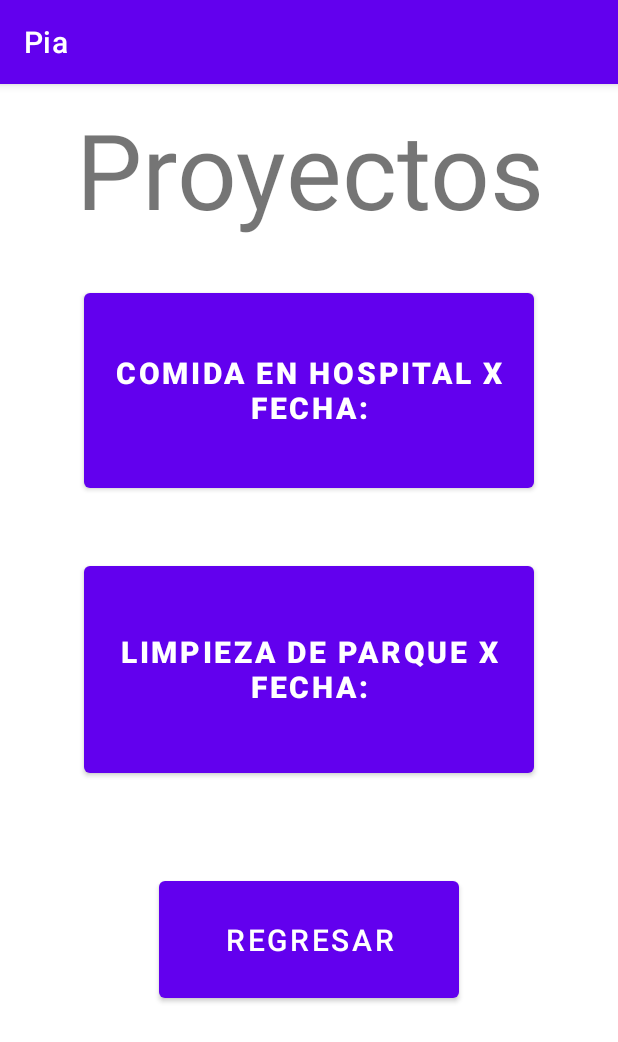
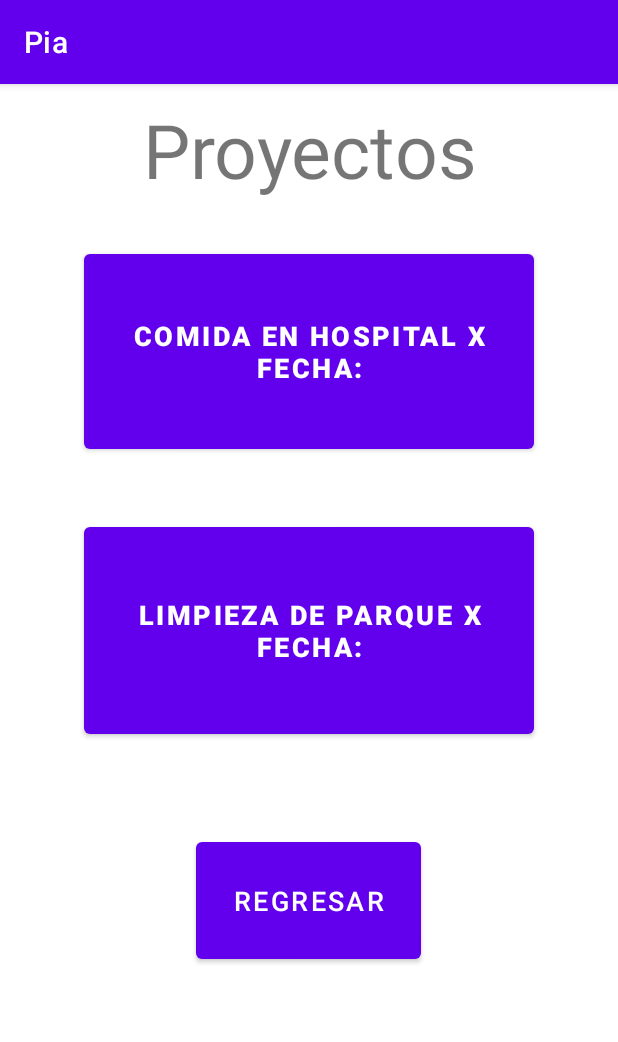
Before and after one commit to Devany15/EcoApp2, an Android app: the Proyectos screen opened directly, with no data from a screen before it, on a phone screen of 412 x 824 dp. Shown: the top 1042 px of the screen. Run offline under Robolectric (Android 15) with nearby library versions, the phone set to English and light mode, and no system bars.

Commit message:
Update activity_proyectos.xml

```diff
--- a/app/src/main/res/layout/activity_proyectos.xml
+++ b/app/src/main/res/layout/activity_proyectos.xml
@@ -20,7 +20,7 @@
     android:layout_width="match_parent"
     android:layout_height="wrap_content"
     android:text="Proyectos"
-    android:textSize="70sp"
+    android:textSize="50sp"
     android:textAlignment="center"
     android:layout_margin="10dp"
     />
@@ -31,7 +31,7 @@
                 android:layout_gravity="center"
                 android:layout_margin="20dp"
                 android:text="Comida en hospital x Fecha:"
-                android:textSize="20sp"
+                android:textSize="18sp"
                 android:textStyle="bold" />
     <Button
         android:layout_margin="20dp"
@@ -40,18 +40,18 @@
         android:layout_gravity="center"
         android:text="Limpieza de parque x Fecha:"
         android:textStyle="bold"
-        android:textSize="20sp"
+        android:textSize="18sp"
         />
 
     <Button
         android:id="@+id/btn_regresarpro"
-        android:layout_width="200dp"
+        android:layout_width="150dp"
         android:layout_height="90dp"
         android:layout_gravity="center"
         android:layout_marginTop="40dp"
         android:onClick="RegresaringOnClick"
         android:text="Regresar"
-        android:textSize="20sp" />
+        android:textSize="18sp" />
 
         </LinearLayout>
 
```
